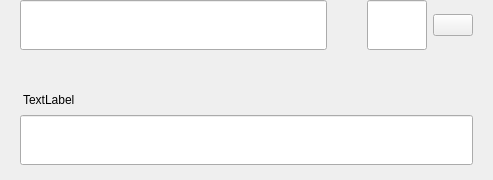
The window that src/qt/ucacoin/forms/sendmultirow.ui (ucacoin/Ucacoin2) describes before a commit, drawn with Qt 5.
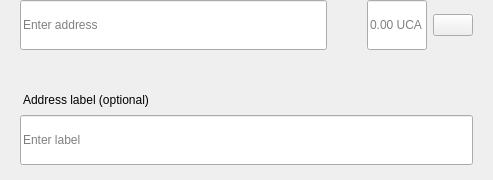
The same window after the commit.

Diff of the .ui file:
```diff
--- a/src/qt/ucacoin/forms/sendmultirow.ui
+++ b/src/qt/ucacoin/forms/sendmultirow.ui
@@ -140,6 +140,9 @@
               <height>50</height>
              </size>
             </property>
+            <property name="placeholderText">
+             <string>Enter address</string>
+            </property>
            </widget>
           </item>
          </layout>
@@ -194,6 +197,9 @@
           <property name="alignment">
            <set>Qt::AlignLeading|Qt::AlignLeft|Qt::AlignVCenter</set>
           </property>
+          <property name="placeholderText">
+           <string notr="true">0.00 UCA</string>
+          </property>
          </widget>
         </item>
         <item>
@@ -287,7 +293,7 @@
 padding:0px;</string>
         </property>
         <property name="text">
-         <string>TextLabel</string>
+         <string>Address label (optional)</string>
         </property>
        </widget>
       </item>
@@ -305,6 +311,9 @@
           <height>50</height>
          </size>
         </property>
+        <property name="placeholderText">
+         <string>Enter label</string>
+        </property>
        </widget>
       </item>
      </layout>
```
